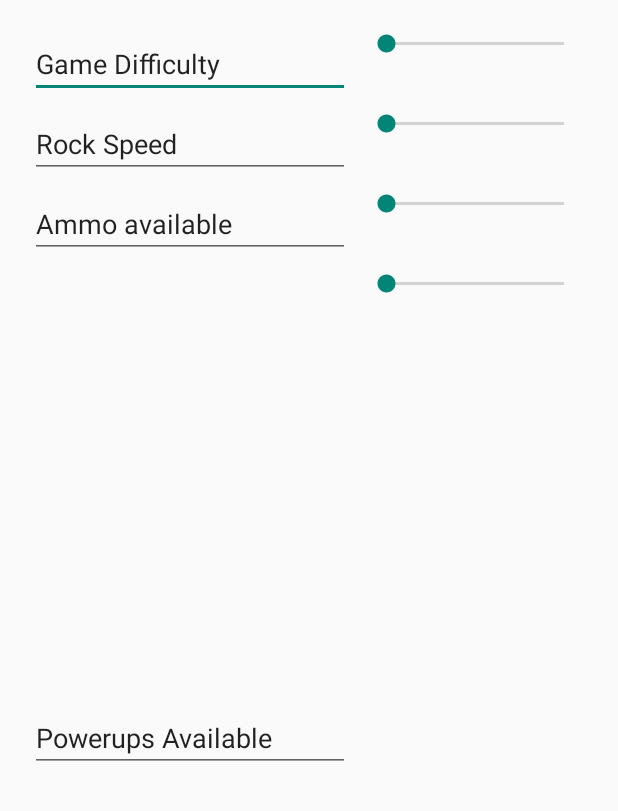
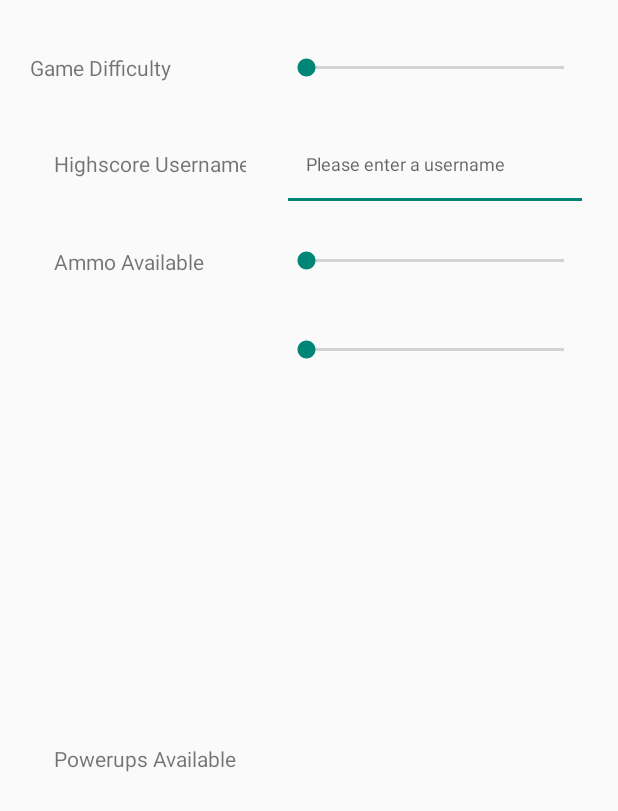
Before and after one commit to ggarofalo1/spaceInvaderApp, an Android app: the layout fragment_settings.xml on its own in the app's theme, with its tools: preview values and no code run, on a phone screen of 412 x 824 dp. Shown: the top 811 px of the screen. Run offline under Robolectric (Android 15) with nearby library versions, the phone set to English and light mode, and no system bars.

Commit message:
Skeleton settings menu added.. no functionality yet.

```diff
--- a/app/src/main/java/com/spaceisgreat/www/invaderapp/MainActivity.java
+++ b/app/src/main/java/com/spaceisgreat/www/invaderapp/MainActivity.java
@@ -14,7 +14,6 @@ import android.view.MenuInflater;
 import android.view.MenuItem;
 import android.view.View;
 import android.widget.Toast;
-import android.support.v4.app.DialogFragment;
 
 
 public class MainActivity extends AppCompatActivity {
--- a/app/src/main/java/com/spaceisgreat/www/invaderapp/Player.java
+++ b/app/src/main/java/com/spaceisgreat/www/invaderapp/Player.java
@@ -30,7 +30,7 @@ public class Player extends GameObject {
 
     private int movingVectorX = 10;
     private int movingVectorY = 5;
-    private float scaleFactor = 1.2f;
+    private float scaleFactor = 2.0f;
     private long lastDrawNanoTime =-1;
 
     private GameSurface gameSurface;
--- a/app/src/main/java/com/spaceisgreat/www/invaderapp/Rock.java
+++ b/app/src/main/java/com/spaceisgreat/www/invaderapp/Rock.java
@@ -17,7 +17,7 @@ public class Rock extends GameObject {
 
     // Velocity of game character (pixel/millisecond)
     public static final float VELOCITY = 0.1f;
-    private float scaleFactor = 1.50f;
+    private float difficultyMultiplier = 1.50f;
     private int movingVectorX = 0;
     private int movingVectorY = 50;
     private long lastDrawNanoTime =-1;
@@ -67,7 +67,7 @@ public class Rock extends GameObject {
         int deltaTime = (int) ((now - lastDrawNanoTime)/ 1000000 );
 
         // Distance moves
-        float distance = scaleFactor * VELOCITY * deltaTime;
+        float distance = difficultyMultiplier * VELOCITY * deltaTime;
         double movingVectorLength = Math.sqrt(movingVectorX* movingVectorX + movingVectorY*movingVectorY);
 
         // Calculate the new position of the game character.
@@ -100,4 +100,6 @@ public class Rock extends GameObject {
     public void setMovingVector(int movingVectorY)  {
         this.movingVectorY = movingVectorY;
     }
+    public void setXVector(int movingVectorX) { this.movingVectorX = movingVectorX; }
+    public void setDifficultyMultiplier(float difficultyMultiplier) { this.difficultyMultiplier = difficultyMultiplier; }
 }
--- a/app/src/main/res/layout/fragment_settings.xml
+++ b/app/src/main/res/layout/fragment_settings.xml
@@ -12,7 +12,7 @@
     android:paddingBottom="@dimen/activity_vertical_margin"
     android:useDefaultMargins="true">
 
-    <EditText
+    <TextView
         android:id="@+id/difficultyTextView"
         android:layout_width="wrap_content"
         android:layout_height="wrap_content"
@@ -27,35 +27,53 @@
         android:id="@+id/difficultySeekbar"
         android:layout_width="wrap_content"
         android:layout_height="wrap_content"
+        android:paddingLeft="@dimen/activity_horizontal_margin"
+        android:paddingTop="@dimen/activity_vertical_margin"
+        android:paddingRight="@dimen/activity_horizontal_margin"
+        android:paddingBottom="@dimen/activity_vertical_margin"
         android:layout_row="0"
         android:layout_column="1"
         android:layout_gravity="fill_horizontal"
         android:max="3" />
 
-    <EditText
-        android:id="@+id/speedTextView"
+    <TextView
+        android:id="@+id/usernameTextView"
         android:layout_width="wrap_content"
         android:layout_height="wrap_content"
+        android:paddingLeft="@dimen/activity_horizontal_margin"
+        android:paddingTop="@dimen/activity_vertical_margin"
+        android:paddingRight="@dimen/activity_horizontal_margin"
+        android:paddingBottom="@dimen/activity_vertical_margin"
         android:layout_row="1"
         android:layout_column="0"
-        android:layout_gravity="right|center_vertical"
+        android:layout_gravity="center_vertical|end"
         android:ems="10"
         android:inputType="textPersonName"
-        android:text="@string/pref_speed" />
+        android:text="@string/pref_username" />
 
-    <SeekBar
-        android:id="@+id/speedSeekbar"
+    <EditText
+        android:id="@+id/usernameEditText"
         android:layout_width="wrap_content"
         android:layout_height="wrap_content"
+        android:paddingLeft="@dimen/activity_horizontal_margin"
+        android:paddingTop="@dimen/activity_vertical_margin"
+        android:paddingRight="@dimen/activity_horizontal_margin"
+        android:paddingBottom="@dimen/activity_vertical_margin"
         android:layout_row="1"
         android:layout_column="1"
         android:layout_gravity="fill_horizontal"
-        android:max="5" />
+        android:ems="10"
+        android:hint="@string/username"
+        android:textSize="12sp" />
 
-    <EditText
+    <TextView
         android:id="@+id/ammoTextView"
         android:layout_width="wrap_content"
         android:layout_height="wrap_content"
+        android:paddingLeft="@dimen/activity_horizontal_margin"
+        android:paddingTop="@dimen/activity_vertical_margin"
+        android:paddingRight="@dimen/activity_horizontal_margin"
+        android:paddingBottom="@dimen/activity_vertical_margin"
         android:layout_row="2"
         android:layout_column="0"
         android:layout_gravity="right|center_vertical"
@@ -67,15 +85,23 @@
         android:id="@+id/ammoSeekbar"
         android:layout_width="wrap_content"
         android:layout_height="wrap_content"
+        android:paddingLeft="@dimen/activity_horizontal_margin"
+        android:paddingTop="@dimen/activity_vertical_margin"
+        android:paddingRight="@dimen/activity_horizontal_margin"
+        android:paddingBottom="@dimen/activity_vertical_margin"
         android:layout_row="2"
         android:layout_column="1"
         android:layout_gravity="fill_horizontal"
         android:max="100" />
 
-    <EditText
+    <TextView
         android:id="@+id/powerupTextView"
         android:layout_width="wrap_content"
         android:layout_height="wrap_content"
+        android:paddingLeft="@dimen/activity_horizontal_margin"
+        android:paddingTop="@dimen/activity_vertical_margin"
+        android:paddingRight="@dimen/activity_horizontal_margin"
+        android:paddingBottom="@dimen/activity_vertical_margin"
         android:layout_row="3"
         android:layout_column="0"
         android:layout_gravity="right|center_vertical"
@@ -87,6 +113,10 @@
         android:id="@+id/powerupSeekbar"
         android:layout_width="wrap_content"
         android:layout_height="wrap_content"
+        android:paddingLeft="@dimen/activity_horizontal_margin"
+        android:paddingTop="@dimen/activity_vertical_margin"
+        android:paddingRight="@dimen/activity_horizontal_margin"
+        android:paddingBottom="@dimen/activity_vertical_margin"
         android:layout_row="3"
         android:layout_column="1"
         android:layout_gravity="fill_horizontal"
--- a/app/src/main/res/values/strings.xml
+++ b/app/src/main/res/values/strings.xml
@@ -5,11 +5,12 @@
     <string name="pref_header_general">Game Settings</string>
     <string name="pref_header_notifications">Records</string>
     <string name="pref_difficulty">Game Difficulty</string>
-    <string name="pref_speed">Rock Speed</string>
+    <string name="pref_username">Highscore Username</string>
     <string name="pref_sum_name">This sets what the score is recorded under.</string>
     <string name="startgame_title">Start Game</string>
     <string name="powerups">Powerups Available</string>
-    <string name="ammo">Ammo available</string>
+    <string name="ammo">Ammo Available</string>
     <string name="accept_settings">Accept Changes</string>
     <string name="time_format">%.1f Seconds</string>
+    <string name="username">Please enter a username</string>
 </resources>
```
Also changed, not shown: app/src/main/java/com/spaceisgreat/www/invaderapp/GameSurface.java (+39 -8 lines), app/src/main/java/com/spaceisgreat/www/invaderapp/SettingsDialogFragment.java (+14 -28 lines), app/src/main/res/values/colors.xml (line endings or trailing spaces).
